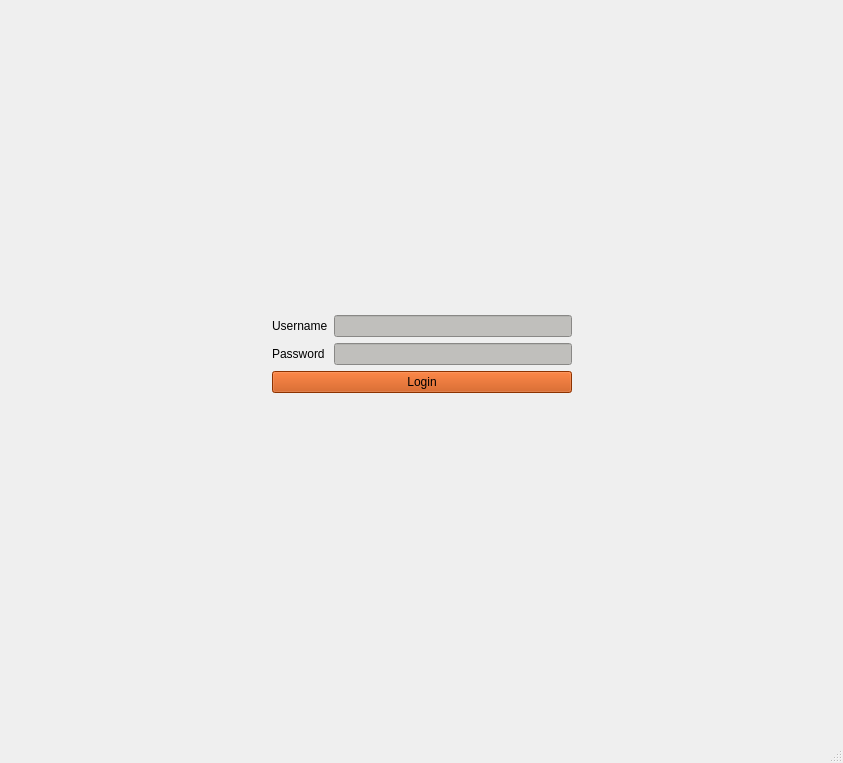
GitHangar/SelCan_Public, file Window/ui/LoginWindow.ui: the form before one commit.
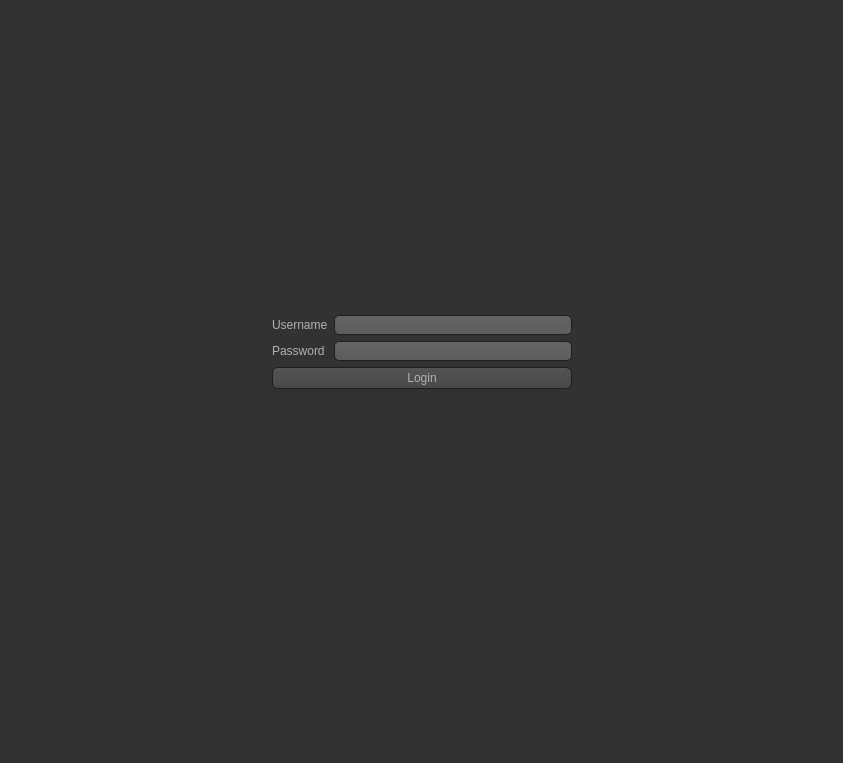
The form after the commit. Icons and pictures are not drawn.

```diff
--- a/Window/ui/LoginWindow.ui
+++ b/Window/ui/LoginWindow.ui
@@ -20,6 +20,467 @@
   <property name="autoFillBackground">
    <bool>false</bool>
   </property>
+  <property name="styleSheet">
+   <string notr="true">QToolTip
+{
+     border: 1px solid black;
+     background-color: #ffa02f;
+     padding: 1px;
+     border-radius: 3px;
+     opacity: 100;
+}
+
+QWidget
+{
+    color: #b1b1b1;
+    background-color: #323232;
+}
+
+QWidget:item:hover
+{
+    background-color: QLinearGradient( x1: 0, y1: 0, x2: 0, y2: 1, stop: 0 #ffa02f, stop: 1 #ca0619);
+    color: #000000;
+}
+
+QWidget:item:selected
+{
+    background-color: QLinearGradient( x1: 0, y1: 0, x2: 0, y2: 1, stop: 0 #ffa02f, stop: 1 #d7801a);
+}
+
+QMenuBar::item
+{
+    background: transparent;
+}
+
+QMenuBar::item:selected
+{
+    background: transparent;
+    border: 1px solid #ffaa00;
+}
+
+QMenuBar::item:pressed
+{
+    background: #444;
+    border: 1px solid #000;
+    background-color: QLinearGradient(
+        x1:0, y1:0,
+        x2:0, y2:1,
+        stop:1 #212121,
+        stop:0.4 #343434/*,
+        stop:0.2 #343434,
+        stop:0.1 #ffaa00*/
+    );
+    margin-bottom:-1px;
+    padding-bottom:1px;
+}
+
+QMenu
+{
+    border: 1px solid #000;
+}
+
+QMenu::item
+{
+    padding: 2px 20px 2px 20px;
+}
+
+QMenu::item:selected
+{
+    color: #000000;
+}
+
+QWidget:disabled
+{
+    color: #404040;
+    background-color: #323232;
+}
+
+QAbstractItemView
+{
+    background-color: QLinearGradient( x1: 0, y1: 0, x2: 0, y2: 1, stop: 0 #4d4d4d, stop: 0.1 #646464, stop: 1 #5d5d5d);
+}
+
+QWidget:focus
+{
+    /*border: 2px solid QLinearGradient( x1: 0, y1: 0, x2: 0, y2: 1, stop: 0 #ffa02f, stop: 1 #d7801a);*/
+}
+
+QLineEdit
+{
+    background-color: QLinearGradient( x1: 0, y1: 0, x2: 0, y2: 1, stop: 0 #4d4d4d, stop: 0 #646464, stop: 1 #5d5d5d);
+    padding: 1px;
+    border-style: solid;
+    border: 1px solid #1e1e1e;
+    border-radius: 5;
+}
+
+QPushButton
+{
+    color: #b1b1b1;
+    background-color: QLinearGradient( x1: 0, y1: 0, x2: 0, y2: 1, stop: 0 #565656, stop: 0.1 #525252, stop: 0.5 #4e4e4e, stop: 0.9 #4a4a4a, stop: 1 #464646);
+    border-width: 1px;
+    border-color: #1e1e1e;
+    border-style: solid;
+    border-radius: 6;
+    padding: 3px;
+    font-size: 12px;
+    padding-left: 5px;
+    padding-right: 5px;
+}
+
+QPushButton:pressed
+{
+    background-color: QLinearGradient( x1: 0, y1: 0, x2: 0, y2: 1, stop: 0 #2d2d2d, stop: 0.1 #2b2b2b, stop: 0.5 #292929, stop: 0.9 #282828, stop: 1 #252525);
+}
+
+QComboBox
+{
+    selection-background-color: #ffaa00;
+    background-color: QLinearGradient( x1: 0, y1: 0, x2: 0, y2: 1, stop: 0 #565656, stop: 0.1 #525252, stop: 0.5 #4e4e4e, stop: 0.9 #4a4a4a, stop: 1 #464646);
+    border-style: solid;
+    border: 1px solid #1e1e1e;
+    border-radius: 5;
+}
+
+QComboBox:hover,QPushButton:hover
+{
+    border: 2px solid QLinearGradient( x1: 0, y1: 0, x2: 0, y2: 1, stop: 0 #ffa02f, stop: 1 #d7801a);
+}
+
+
+QComboBox:on
+{
+    padding-top: 3px;
+    padding-left: 4px;
+    background-color: QLinearGradient( x1: 0, y1: 0, x2: 0, y2: 1, stop: 0 #2d2d2d, stop: 0.1 #2b2b2b, stop: 0.5 #292929, stop: 0.9 #282828, stop: 1 #252525);
+    selection-background-color: #ffaa00;
+}
+
+QComboBox QAbstractItemView
+{
+    border: 2px solid darkgray;
+    selection-background-color: QLinearGradient( x1: 0, y1: 0, x2: 0, y2: 1, stop: 0 #ffa02f, stop: 1 #d7801a);
+}
+
+QComboBox::drop-down
+{
+     subcontrol-origin: padding;
+     subcontrol-position: top right;
+     width: 15px;
+
+     border-left-width: 0px;
+     border-left-color: darkgray;
+     border-left-style: solid; /* just a single line */
+     border-top-right-radius: 3px; /* same radius as the QComboBox */
+     border-bottom-right-radius: 3px;
+ }
+
+QComboBox::down-arrow
+{
+     image: url(:/down_arrow.png);
+}
+
+QGroupBox:focus
+{
+border: 2px solid QLinearGradient( x1: 0, y1: 0, x2: 0, y2: 1, stop: 0 #ffa02f, stop: 1 #d7801a);
+}
+
+QTextEdit:focus
+{
+    border: 2px solid QLinearGradient( x1: 0, y1: 0, x2: 0, y2: 1, stop: 0 #ffa02f, stop: 1 #d7801a);
+}
+
+QScrollBar:horizontal {
+     border: 1px solid #222222;
+     background: QLinearGradient( x1: 0, y1: 0, x2: 0, y2: 1, stop: 0.0 #121212, stop: 0.2 #282828, stop: 1 #484848);
+     height: 7px;
+     margin: 0px 16px 0 16px;
+}
+
+QScrollBar::handle:horizontal
+{
+      background: QLinearGradient( x1: 0, y1: 0, x2: 1, y2: 0, stop: 0 #ffa02f, stop: 0.5 #d7801a, stop: 1 #ffa02f);
+      min-height: 20px;
+      border-radius: 2px;
+}
+
+QScrollBar::add-line:horizontal {
+      border: 1px solid #1b1b19;
+      border-radius: 2px;
+      background: QLinearGradient( x1: 0, y1: 0, x2: 1, y2: 0, stop: 0 #ffa02f, stop: 1 #d7801a);
+      width: 14px;
+      subcontrol-position: right;
+      subcontrol-origin: margin;
+}
+
+QScrollBar::sub-line:horizontal {
+      border: 1px solid #1b1b19;
+      border-radius: 2px;
+      background: QLinearGradient( x1: 0, y1: 0, x2: 1, y2: 0, stop: 0 #ffa02f, stop: 1 #d7801a);
+      width: 14px;
+     subcontrol-position: left;
+     subcontrol-origin: margin;
+}
+
+QScrollBar::right-arrow:horizontal, QScrollBar::left-arrow:horizontal
+{
+      border: 1px solid black;
+      width: 1px;
+      height: 1px;
+      background: white;
+}
+
+QScrollBar::add-page:horizontal, QScrollBar::sub-page:horizontal
+{
+      background: none;
+}
+
+QScrollBar:vertical
+{
+      background: QLinearGradient( x1: 0, y1: 0, x2: 1, y2: 0, stop: 0.0 #121212, stop: 0.2 #282828, stop: 1 #484848);
+      width: 7px;
+      margin: 16px 0 16px 0;
+      border: 1px solid #222222;
+}
+
+QScrollBar::handle:vertical
+{
+      background: QLinearGradient( x1: 0, y1: 0, x2: 0, y2: 1, stop: 0 #ffa02f, stop: 0.5 #d7801a, stop: 1 #ffa02f);
+      min-height: 20px;
+      border-radius: 2px;
+}
+
+QScrollBar::add-line:vertical
+{
+      border: 1px solid #1b1b19;
+      border-radius: 2px;
+      background: QLinearGradient( x1: 0, y1: 0, x2: 0, y2: 1, stop: 0 #ffa02f, stop: 1 #d7801a);
+      height: 14px;
+      subcontrol-position: bottom;
+      subcontrol-origin: margin;
+}
+
+QScrollBar::sub-line:vertical
+{
+      border: 1px solid #1b1b19;
+      border-radius: 2px;
+      background: QLinearGradient( x1: 0, y1: 0, x2: 0, y2: 1, stop: 0 #d7801a, stop: 1 #ffa02f);
+      height: 14px;
+      subcontrol-position: top;
+      subcontrol-origin: margin;
+}
+
+QScrollBar::up-arrow:vertical, QScrollBar::down-arrow:vertical
+{
+      border: 1px solid black;
+      width: 1px;
+      height: 1px;
+      background: white;
+}
+
+
+QScrollBar::add-page:vertical, QScrollBar::sub-page:vertical
+{
+      background: none;
+}
+
+QTextEdit
+{
+    background-color: #242424;
+}
+
+QPlainTextEdit
+{
+    background-color: #242424;
+}
+
+QHeaderView::section
+{
+    background-color: QLinearGradient(x1:0, y1:0, x2:0, y2:1, stop:0 #616161, stop: 0.5 #505050, stop: 0.6 #434343, stop:1 #656565);
+    color: white;
+    padding-left: 4px;
+    border: 1px solid #6c6c6c;
+}
+
+QCheckBox:disabled
+{
+color: #414141;
+}
+
+QDockWidget::title
+{
+    text-align: center;
+    spacing: 3px; /* spacing between items in the tool bar */
+    background-color: QLinearGradient(x1:0, y1:0, x2:0, y2:1, stop:0 #323232, stop: 0.5 #242424, stop:1 #323232);
+}
+
+QDockWidget::close-button, QDockWidget::float-button
+{
+    text-align: center;
+    spacing: 1px; /* spacing between items in the tool bar */
+    background-color: QLinearGradient(x1:0, y1:0, x2:0, y2:1, stop:0 #323232, stop: 0.5 #242424, stop:1 #323232);
+}
+
+QDockWidget::close-button:hover, QDockWidget::float-button:hover
+{
+    background: #242424;
+}
+
+QDockWidget::close-button:pressed, QDockWidget::float-button:pressed
+{
+    padding: 1px -1px -1px 1px;
+}
+
+QMainWindow::separator
+{
+    background-color: QLinearGradient(x1:0, y1:0, x2:0, y2:1, stop:0 #161616, stop: 0.5 #151515, stop: 0.6 #212121, stop:1 #343434);
+    color: white;
+    padding-left: 4px;
+    border: 1px solid #4c4c4c;
+    spacing: 3px; /* spacing between items in the tool bar */
+}
+
+QMainWindow::separator:hover
+{
+
+    background-color: QLinearGradient(x1:0, y1:0, x2:0, y2:1, stop:0 #d7801a, stop:0.5 #b56c17 stop:1 #ffa02f);
+    color: white;
+    padding-left: 4px;
+    border: 1px solid #6c6c6c;
+    spacing: 3px; /* spacing between items in the tool bar */
+}
+
+QToolBar::handle
+{
+     spacing: 3px; /* spacing between items in the tool bar */
+     background: url(:/images/handle.png);
+}
+
+QMenu::separator
+{
+    height: 2px;
+    background-color: QLinearGradient(x1:0, y1:0, x2:0, y2:1, stop:0 #161616, stop: 0.5 #151515, stop: 0.6 #212121, stop:1 #343434);
+    color: white;
+    padding-left: 4px;
+    margin-left: 10px;
+    margin-right: 5px;
+}
+
+QProgressBar
+{
+    border: 2px solid grey;
+    border-radius: 5px;
+    text-align: center;
+}
+
+QProgressBar::chunk
+{
+    background-color: #d7801a;
+    width: 2.15px;
+    margin: 0.5px;
+}
+
+QTabBar::tab {
+    color: #b1b1b1;
+    border: 1px solid #444;
+    border-bottom-style: none;
+    background-color: #323232;
+    padding-left: 10px;
+    padding-right: 10px;
+    padding-top: 3px;
+    padding-bottom: 2px;
+    margin-right: -1px;
+}
+
+QTabWidget::pane {
+    border: 1px solid #444;
+    top: 1px;
+}
+
+QTabBar::tab:last
+{
+    margin-right: 0; /* the last selected tab has nothing to overlap with on the right */
+    border-top-right-radius: 3px;
+}
+
+QTabBar::tab:first:!selected
+{
+ margin-left: 0px; /* the last selected tab has nothing to overlap with on the right */
+
+
+    border-top-left-radius: 3px;
+}
+
+QTabBar::tab:!selected
+{
+    color: #b1b1b1;
+    border-bottom-style: solid;
+    margin-top: 3px;
+    background-color: QLinearGradient(x1:0, y1:0, x2:0, y2:1, stop:1 #212121, stop:.4 #343434);
+}
+
+QTabBar::tab:selected
+{
+    border-top-left-radius: 3px;
+    border-top-right-radius: 3px;
+    margin-bottom: 0px;
+}
+
+QTabBar::tab:!selected:hover
+{
+    /*border-top: 2px solid #ffaa00;
+    padding-bottom: 3px;*/
+    border-top-left-radius: 3px;
+    border-top-right-radius: 3px;
+    background-color: QLinearGradient(x1:0, y1:0, x2:0, y2:1, stop:1 #212121, stop:0.4 #343434, stop:0.2 #343434, stop:0.1 #ffaa00);
+}
+
+QRadioButton::indicator:checked, QRadioButton::indicator:unchecked{
+    color: #b1b1b1;
+    background-color: #323232;
+    border: 1px solid #b1b1b1;
+    border-radius: 6px;
+}
+
+QRadioButton::indicator:checked
+{
+    background-color: qradialgradient(
+        cx: 0.5, cy: 0.5,
+        fx: 0.5, fy: 0.5,
+        radius: 1.0,
+        stop: 0.25 #ffaa00,
+        stop: 0.3 #323232
+    );
+}
+
+QCheckBox::indicator{
+    color: #b1b1b1;
+    background-color: #323232;
+    border: 1px solid #b1b1b1;
+    width: 9px;
+    height: 9px;
+}
+
+QRadioButton::indicator
+{
+    border-radius: 6px;
+}
+
+QRadioButton::indicator:hover, QCheckBox::indicator:hover
+{
+    border: 1px solid #ffaa00;
+}
+
+QCheckBox::indicator:checked
+{
+    image:url(:/images/checkbox.png);
+}
+
+QCheckBox::indicator:disabled, QRadioButton::indicator:disabled
+{
+    border: 1px solid #444;
+}</string>
+  </property>
   <widget class="QWidget" name="centralwidget">
    <layout class="QGridLayout" name="gridLayout_2">
     <item row="3" column="2">
@@ -41,10 +502,7 @@
       <item row="7" column="1">
        <widget class="QLineEdit" name="line_pass">
         <property name="styleSheet">
-         <string notr="true">QLineEdit {
-	border-radus: 250px;
-	background-color: rgb(192, 191, 188)
-}</string>
+         <string notr="true"/>
         </property>
         <property name="dragEnabled">
          <bool>false</bool>
@@ -54,9 +512,7 @@
       <item row="8" column="0" colspan="2">
        <widget class="QPushButton" name="button_login">
         <property name="styleSheet">
-         <string notr="true">QPushButton{
-	background-color: rgb(198, 70, 0)
-}</string>
+         <string notr="true"/>
         </property>
         <property name="text">
          <string>Login</string>
@@ -66,10 +522,7 @@
       <item row="6" column="1">
        <widget class="QLineEdit" name="line_uname">
         <property name="styleSheet">
-         <string notr="true">QLineEdit {
-	border-radus: 250px;
-	background-color: rgb(192, 191, 188)
-}</string>
+         <string notr="true"/>
         </property>
        </widget>
       </item>
```
